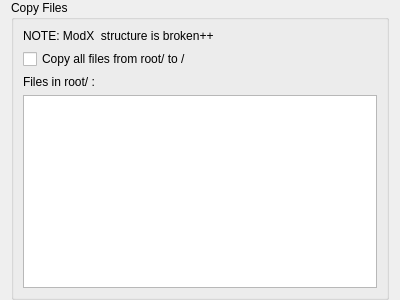
The window that pages/filepage.ui (phpbb/modx_editor) describes before a commit, drawn with Qt 5.
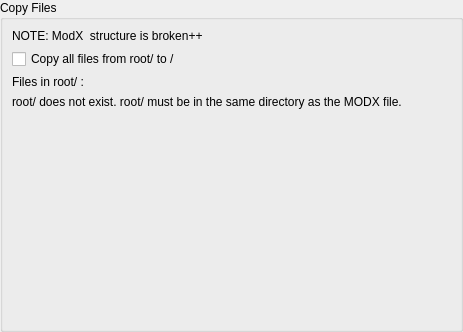
The same window after the commit. The open tabs and pages were chosen to show the change.

The edit to the form file:
```diff
--- a/pages/filepage.ui
+++ b/pages/filepage.ui
@@ -6,18 +6,15 @@
    <rect>
     <x>0</x>
     <y>0</y>
-    <width>400</width>
-    <height>300</height>
+    <width>463</width>
+    <height>332</height>
    </rect>
   </property>
   <property name="windowTitle">
    <string>Form</string>
   </property>
-  <layout class="QVBoxLayout" name="verticalLayout">
-   <property name="topMargin">
-    <number>0</number>
-   </property>
-   <property name="bottomMargin">
+  <layout class="QHBoxLayout" name="horizontalLayout">
+   <property name="margin">
     <number>0</number>
    </property>
    <item>
@@ -48,7 +45,45 @@
        </widget>
       </item>
       <item>
-       <widget class="QTreeView" name="fileView"/>
+       <widget class="QStackedWidget" name="fileViewContainer">
+        <property name="currentIndex">
+         <number>0</number>
+        </property>
+        <widget class="QWidget" name="page">
+         <layout class="QVBoxLayout" name="verticalLayout">
+          <property name="margin">
+           <number>0</number>
+          </property>
+          <item>
+           <widget class="QTreeView" name="fileView">
+            <property name="headerHidden">
+             <bool>true</bool>
+            </property>
+           </widget>
+          </item>
+         </layout>
+        </widget>
+        <widget class="QWidget" name="page_2">
+         <layout class="QFormLayout" name="formLayout">
+          <property name="horizontalSpacing">
+           <number>0</number>
+          </property>
+          <property name="verticalSpacing">
+           <number>0</number>
+          </property>
+          <property name="margin">
+           <number>0</number>
+          </property>
+          <item row="0" column="0">
+           <widget class="QLabel" name="label_3">
+            <property name="text">
+             <string>root/ does not exist. root/ must be in the same directory as the MODX file.</string>
+            </property>
+           </widget>
+          </item>
+         </layout>
+        </widget>
+       </widget>
       </item>
      </layout>
     </widget>
```
Left out of the diff: 3 changed lines with no effect on the pictures.
